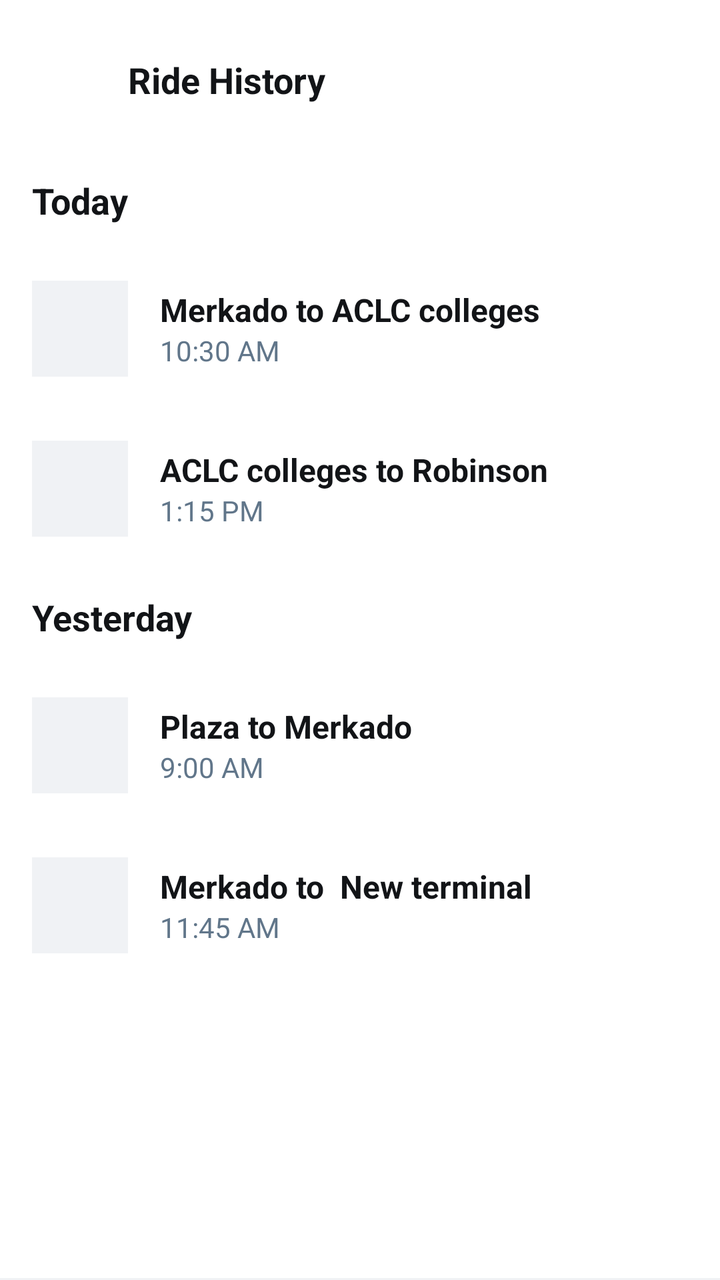
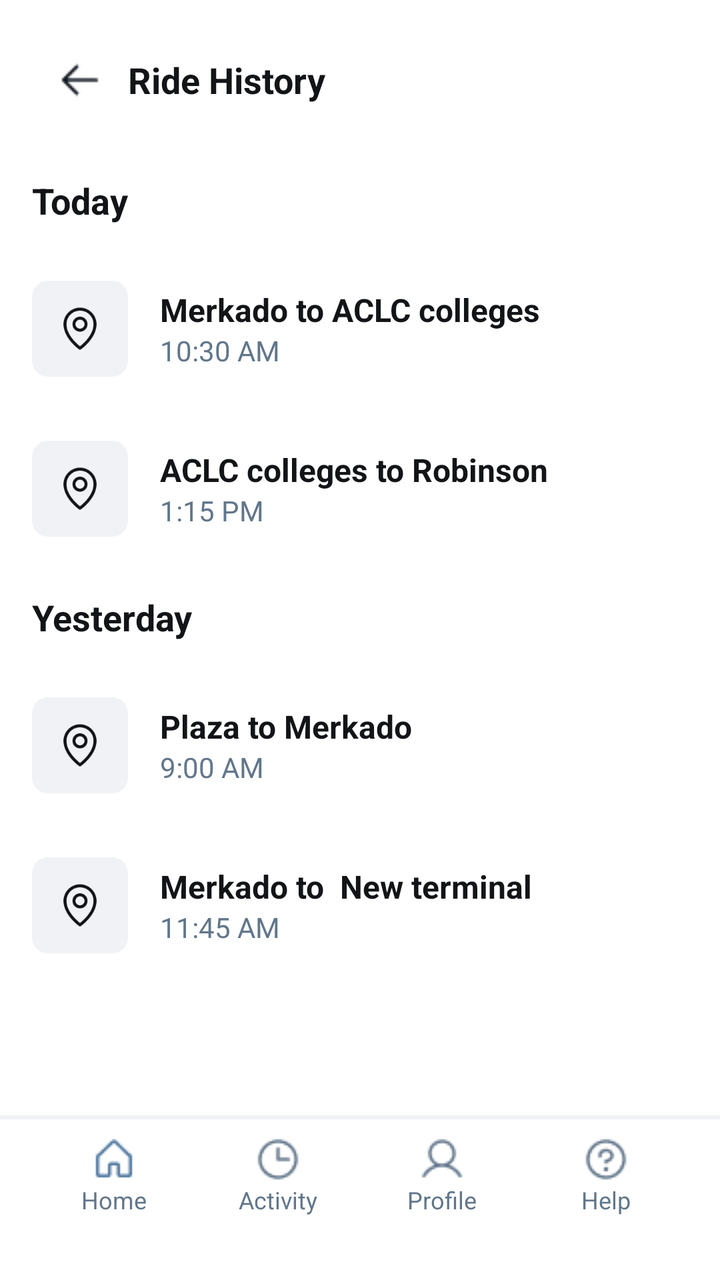

Screens rendered from an Android XML layout before and after an edit, with the pre-edit source and the edit as a unified diff.
<!-- AndroidManifest.xml: application theme Theme.Tricycle_app -->
<!-- res/layout/userridehistory.xml -->
<?xml version="1.0" encoding="utf-8"?>
<LinearLayout xmlns:android="http://schemas.android.com/apk/res/android"
    android:layout_width="match_parent"
    android:layout_height="match_parent"
    android:orientation="vertical"
    android:background="#FFFFFF">

    <ScrollView
        android:layout_width="match_parent"
        android:layout_height="0dp"
        android:layout_weight="1"
        android:fillViewport="true">

        <LinearLayout
            android:layout_width="match_parent"
            android:layout_height="wrap_content"
            android:orientation="vertical"
            android:paddingBottom="20dp">

            <LinearLayout
                android:layout_width="match_parent"
                android:layout_height="wrap_content"
                android:orientation="horizontal"
                android:gravity="center_vertical"
                android:paddingTop="16dp"
                android:paddingBottom="8dp"
                android:paddingStart="16dp"
                android:paddingEnd="16dp">

                <LinearLayout
                    android:layout_width="48dp"
                    android:layout_height="48dp"
                    android:gravity="center">
                    <View
                        android:layout_width="24dp"
                        android:layout_height="24dp"
                        android:background="@android:color/transparent"/>
                </LinearLayout>

                <TextView
                    android:layout_width="wrap_content"
                    android:layout_height="wrap_content"
                    android:text="Ride History"
                    android:textSize="18sp"
                    android:textStyle="bold"
                    android:textColor="#121417"
                    android:paddingEnd="48dp"/>
            </LinearLayout>

            <TextView
                android:layout_width="match_parent"
                android:layout_height="wrap_content"
                android:text="Today"
                android:textSize="18sp"
                android:textStyle="bold"
                android:textColor="#121417"
                android:paddingStart="16dp"
                android:paddingTop="16dp"
                android:paddingBottom="8dp"/>

            <LinearLayout
                android:layout_width="match_parent"
                android:layout_height="72dp"
                android:orientation="horizontal"
                android:gravity="center_vertical"
                android:paddingStart="16dp"
                android:paddingEnd="16dp"
                android:layout_marginTop="8dp">

                <LinearLayout
                    android:layout_width="48dp"
                    android:layout_height="48dp"
                    android:background="#F0F2F5"
                    android:gravity="center">
                    <View
                        android:layout_width="24dp"
                        android:layout_height="24dp"
                        android:background="@android:color/transparent"/>
                </LinearLayout>

                <LinearLayout
                    android:layout_width="0dp"
                    android:layout_weight="1"
                    android:layout_height="wrap_content"
                    android:orientation="vertical"
                    android:layout_marginStart="16dp">
                    <TextView
                        android:layout_width="wrap_content"
                        android:layout_height="wrap_content"
                        android:text="Merkado to ACLC colleges"
                        android:textSize="16sp"
                        android:textStyle="bold"
                        android:textColor="#121417"/>
                    <TextView
                        android:layout_width="wrap_content"
                        android:layout_height="wrap_content"
                        android:text="10:30 AM"
                        android:textSize="14sp"
                        android:textColor="#61768A"/>
                </LinearLayout>
            </LinearLayout>

            <LinearLayout
                android:layout_width="match_parent"
                android:layout_height="72dp"
                android:orientation="horizontal"
                android:gravity="center_vertical"
                android:paddingStart="16dp"
                android:paddingEnd="16dp"
                android:layout_marginTop="8dp">

                <LinearLayout
                    android:layout_width="48dp"
                    android:layout_height="48dp"
                    android:background="#F0F2F5"
                    android:gravity="center">
                    <View
                        android:layout_width="24dp"
                        android:layout_height="24dp"
                        android:background="@android:color/transparent"/>
                </LinearLayout>

                <LinearLayout
                    android:layout_width="0dp"
                    android:layout_weight="1"
                    android:layout_height="wrap_content"
                    android:orientation="vertical"
                    android:layout_marginStart="16dp">
                    <TextView
                        android:layout_width="wrap_content"
                        android:layout_height="wrap_content"
                        android:text="ACLC colleges to Robinson"
                        android:textSize="16sp"
                        android:textStyle="bold"
                        android:textColor="#121417"/>
                    <TextView
                        android:layout_width="wrap_content"
                        android:layout_height="wrap_content"
                        android:text="1:15 PM"
                        android:textSize="14sp"
                        android:textColor="#61768A"/>
                </LinearLayout>
            </LinearLayout>

            <TextView
                android:layout_width="match_parent"
                android:layout_height="wrap_content"
                android:text="Yesterday"
                android:textSize="18sp"
                android:textStyle="bold"
                android:textColor="#121417"
                android:paddingStart="16dp"
                android:paddingTop="16dp"
                android:paddingBottom="8dp"/>

            <LinearLayout
                android:layout_width="match_parent"
                android:layout_height="72dp"
                android:orientation="horizontal"
                android:gravity="center_vertical"
                android:paddingStart="16dp"
                android:paddingEnd="16dp"
                android:layout_marginTop="8dp">

                <LinearLayout
                    android:layout_width="48dp"
                    android:layout_height="48dp"
                    android:background="#F0F2F5"
                    android:gravity="center">
                    <View
                        android:layout_width="24dp"
                        android:layout_height="24dp"
                        android:background="@android:color/transparent"/>
                </LinearLayout>

                <LinearLayout
                    android:layout_width="0dp"
                    android:layout_weight="1"
                    android:layout_height="wrap_content"
                    android:orientation="vertical"
                    android:layout_marginStart="16dp">
                    <TextView
                        android:layout_width="wrap_content"
                        android:layout_height="wrap_content"
                        android:text="Plaza to Merkado"
                        android:textSize="16sp"
                        android:textStyle="bold"
                        android:textColor="#121417"/>
                    <TextView
                        android:layout_width="wrap_content"
                        android:layout_height="wrap_content"
                        android:text="9:00 AM"
                        android:textSize="14sp"
                        android:textColor="#61768A"/>
                </LinearLayout>
            </LinearLayout>

            <LinearLayout
                android:layout_width="match_parent"
                android:layout_height="72dp"
                android:orientation="horizontal"
                android:gravity="center_vertical"
                android:paddingStart="16dp"
                android:paddingEnd="16dp"
                android:layout_marginTop="8dp">

                <LinearLayout
                    android:layout_width="48dp"
                    android:layout_height="48dp"
                    android:background="#F0F2F5"
                    android:gravity="center">
                    <View
                        android:layout_width="24dp"
                        android:layout_height="24dp"
                        android:background="@android:color/transparent"/>
                </LinearLayout>

                <LinearLayout
                    android:layout_width="0dp"
                    android:layout_weight="1"
                    android:layout_height="wrap_content"
                    android:orientation="vertical"
                    android:layout_marginStart="16dp">
                    <TextView
                        android:layout_width="wrap_content"
                        android:layout_height="wrap_content"
                        android:text="Merkado to  New terminal"
                        android:textSize="16sp"
                        android:textStyle="bold"
                        android:textColor="#121417"/>
                    <TextView
                        android:layout_width="wrap_content"
                        android:layout_height="wrap_content"
                        android:text="11:45 AM"
                        android:textSize="14sp"
                        android:textColor="#61768A"/>
                </LinearLayout>
            </LinearLayout>

        </LinearLayout>
    </ScrollView>

    <LinearLayout
        android:layout_width="match_parent"
        android:layout_height="wrap_content"
        android:orientation="vertical">

        <View
            android:layout_width="match_parent"
            android:layout_height="1dp"
            android:background="#F0F2F5"/>

    </LinearLayout>

</LinearLayout>
<!-- resources referenced by this layout -->
<resources>
  <style name="Theme.Tricycle_app" parent="Base.Theme.Tricycle_app" />
  <style name="Base.Theme.Tricycle_app" parent="Theme.Material3.DayNight.NoActionBar">
          
          
      </style>
</resources>

<!-- the commit's change to res/layout/userridehistory.xml (unified diff, before → after) -->
@@ -28,13 +28,16 @@
                 android:paddingEnd="16dp">
 
                 <LinearLayout
-                    android:layout_width="48dp"
-                    android:layout_height="48dp"
-                    android:gravity="center">
-                    <View
-                        android:layout_width="24dp"
-                        android:layout_height="24dp"
-                        android:background="@android:color/transparent"/>
+                    android:id="@+id/btnBack"
+                    android:layout_width="48dp"
+                    android:layout_height="48dp"
+                    android:gravity="center"
+                    android:clickable="true"
+                    android:focusable="true">
+                    <View
+                        android:layout_width="24dp"
+                        android:layout_height="24dp"
+                        android:background="@drawable/arrow"/>
                 </LinearLayout>
 
                 <TextView
@@ -70,12 +73,13 @@
                 <LinearLayout
                     android:layout_width="48dp"
                     android:layout_height="48dp"
-                    android:background="#F0F2F5"
+                    android:background="@drawable/bg_rounded_light_grey"
                     android:gravity="center">
-                    <View
-                        android:layout_width="24dp"
-                        android:layout_height="24dp"
-                        android:background="@android:color/transparent"/>
+
+                    <View
+                        android:layout_width="24dp"
+                        android:layout_height="24dp"
+                        android:background="@drawable/betterpin" />
                 </LinearLayout>
 
                 <LinearLayout
@@ -112,12 +116,13 @@
                 <LinearLayout
                     android:layout_width="48dp"
                     android:layout_height="48dp"
-                    android:background="#F0F2F5"
+                    android:background="@drawable/bg_rounded_light_grey"
                     android:gravity="center">
-                    <View
-                        android:layout_width="24dp"
-                        android:layout_height="24dp"
-                        android:background="@android:color/transparent"/>
+
+                    <View
+                        android:layout_width="24dp"
+                        android:layout_height="24dp"
+                        android:background="@drawable/betterpin" />
                 </LinearLayout>
 
                 <LinearLayout
@@ -165,12 +170,13 @@
                 <LinearLayout
                     android:layout_width="48dp"
                     android:layout_height="48dp"
-                    android:background="#F0F2F5"
+                    android:background="@drawable/bg_rounded_light_grey"
                     android:gravity="center">
-                    <View
-                        android:layout_width="24dp"
-                        android:layout_height="24dp"
-                        android:background="@android:color/transparent"/>
+
+                    <View
+                        android:layout_width="24dp"
+                        android:layout_height="24dp"
+                        android:background="@drawable/betterpin" />
                 </LinearLayout>
 
                 <LinearLayout
@@ -207,12 +213,13 @@
                 <LinearLayout
                     android:layout_width="48dp"
                     android:layout_height="48dp"
-                    android:background="#F0F2F5"
+                    android:background="@drawable/bg_rounded_light_grey"
                     android:gravity="center">
-                    <View
-                        android:layout_width="24dp"
-                        android:layout_height="24dp"
-                        android:background="@android:color/transparent"/>
+
+                    <View
+                        android:layout_width="24dp"
+                        android:layout_height="24dp"
+                        android:background="@drawable/betterpin" />
                 </LinearLayout>
 
                 <LinearLayout
@@ -252,4 +259,117 @@
 
     </LinearLayout>
 
+    <include layout="@layout/usernavbar" />
+
 </LinearLayout>
+<!-- res/layout/usernavbar.xml (included above) -->
+<?xml version="1.0" encoding="utf-8"?>
+<LinearLayout xmlns:android="http://schemas.android.com/apk/res/android"
+    android:layout_width="match_parent"
+    android:layout_height="wrap_content"
+    android:orientation="vertical"
+    android:background="#FFFFFF">
+
+    <View
+        android:layout_width="match_parent"
+        android:layout_height="1dp"
+        android:background="#F0F2F5"/>
+
+    <LinearLayout
+        android:layout_width="match_parent"
+        android:layout_height="wrap_content"
+        android:orientation="horizontal"
+        android:paddingTop="8dp"
+        android:paddingBottom="12dp"
+        android:paddingStart="16dp"
+        android:paddingEnd="16dp">
+
+        <LinearLayout
+            android:layout_width="0dp"
+            android:layout_height="wrap_content"
+            android:layout_weight="1"
+            android:orientation="vertical"
+            android:gravity="center">
+
+            <View
+                android:layout_width="24dp"
+                android:layout_height="24dp"
+                android:background="@drawable/home" />
+
+            <TextView
+                android:layout_width="wrap_content"
+                android:layout_height="wrap_content"
+                android:text="Home"
+                android:textSize="12sp"
+                android:textColor="#61768A"/>
+        </LinearLayout>
+
+        <LinearLayout
+            android:layout_width="0dp"
+            android:layout_height="wrap_content"
+            android:layout_weight="1"
+            android:orientation="vertical"
+            android:gravity="center">
+
+            <View
+                android:layout_width="24dp"
+                android:layout_height="24dp"
+                android:background="@drawable/clock" />
+
+            <TextView
+                android:layout_width="wrap_content"
+                android:layout_height="wrap_content"
+                android:text="Activity"
+                android:textSize="12sp"
+                android:textColor="#61768A"/>
+        </LinearLayout>
+
+        <LinearLayout
+            android:layout_width="0dp"
+            android:layout_height="wrap_content"
+            android:layout_weight="1"
+            android:orientation="vertical"
+            android:gravity="center">
+
+            <View
+                android:layout_width="24dp"
+                android:layout_height="24dp"
+                android:background="@drawable/profile" />
+
+            <TextView
+                android:layout_width="wrap_content"
+                android:layout_height="wrap_content"
+                android:text="Profile"
+                android:textColor="#61768A"
+                android:textSize="12sp"
+                android:textStyle="normal" />
+        </LinearLayout>
+
+        <LinearLayout
+            android:layout_width="0dp"
+            android:layout_height="wrap_content"
+            android:layout_weight="1"
+            android:orientation="vertical"
+            android:gravity="center">
+
+            <View
+                android:layout_width="24dp"
+                android:layout_height="24dp"
+                android:background="@drawable/help" />
+
+            <TextView
+                android:layout_width="wrap_content"
+                android:layout_height="wrap_content"
+                android:text="Help"
+                android:textSize="12sp"
+                android:textColor="#61768A"/>
+        </LinearLayout>
+
+    </LinearLayout>
+
+    <View
+        android:layout_width="match_parent"
+        android:layout_height="20dp"
+        android:background="#FFFFFF"/>
+
+</LinearLayout>
<!-- resource entries referenced after the edit -->
@@ -1,5 +1,18 @@
 <!-- resources referenced by this layout -->
 <resources>
+  <!-- drawable arrow: png bitmap (drawable, 284 bytes) -->
+  <!-- drawable betterpin: png bitmap (drawable, 2818 bytes) -->
+  <!-- drawable bg_rounded_light_grey (drawable) -->
+  <?xml version="1.0" encoding="utf-8"?>
+  <shape xmlns:android="http://schemas.android.com/apk/res/android"
+      android:shape="rectangle">
+      <solid android:color="#F0F2F5" />
+      <corners android:radius="8dp" />
+  </shape>
+  <!-- drawable clock: png bitmap (drawable, 664 bytes) -->
+  <!-- drawable help: png bitmap (drawable, 764 bytes) -->
+  <!-- drawable home: png bitmap (drawable, 468 bytes) -->
+  <!-- drawable profile: png bitmap (drawable, 661 bytes) -->
   <style name="Theme.Tricycle_app" parent="Base.Theme.Tricycle_app" />
   <style name="Base.Theme.Tricycle_app" parent="Theme.Material3.DayNight.NoActionBar">
           
